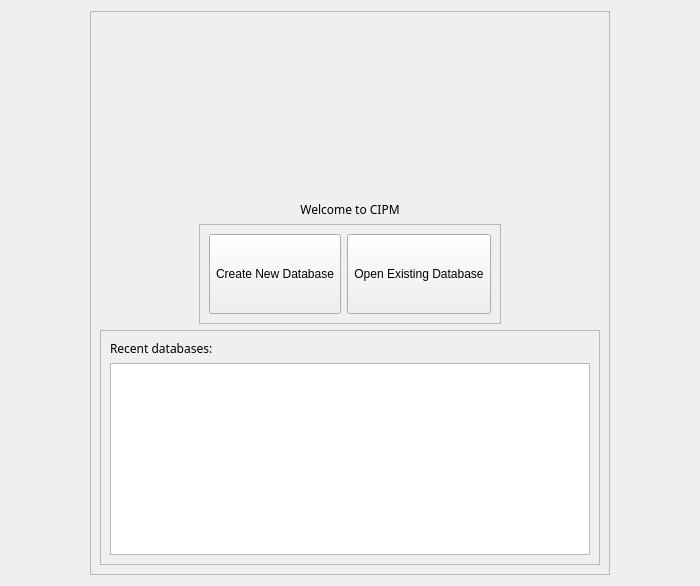
Before: the Qt Designer form login.ui in Quinz7339/CIPM, drawn with Qt 5.
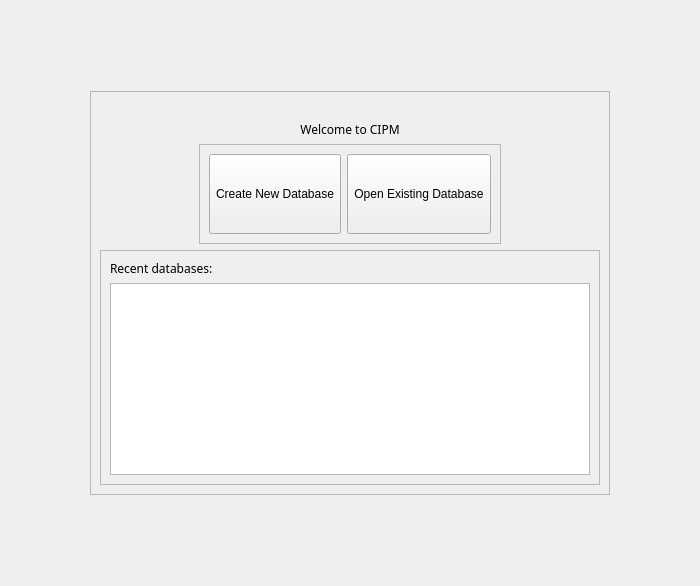
After: the same form once the commit is applied. Icons and pictures are not drawn.

The edit to the form file:
```diff
--- a/login.ui
+++ b/login.ui
@@ -28,6 +28,12 @@
   <layout class="QVBoxLayout" name="verticalLayout">
    <item alignment="Qt::AlignHCenter">
     <widget class="QFrame" name="frame_3">
+     <property name="sizePolicy">
+      <sizepolicy hsizetype="Maximum" vsizetype="Maximum">
+       <horstretch>0</horstretch>
+       <verstretch>0</verstretch>
+      </sizepolicy>
+     </property>
      <property name="frameShape">
       <enum>QFrame::StyledPanel</enum>
      </property>
```
Left out of the diff: 4 changed lines with no effect on the pictures.
